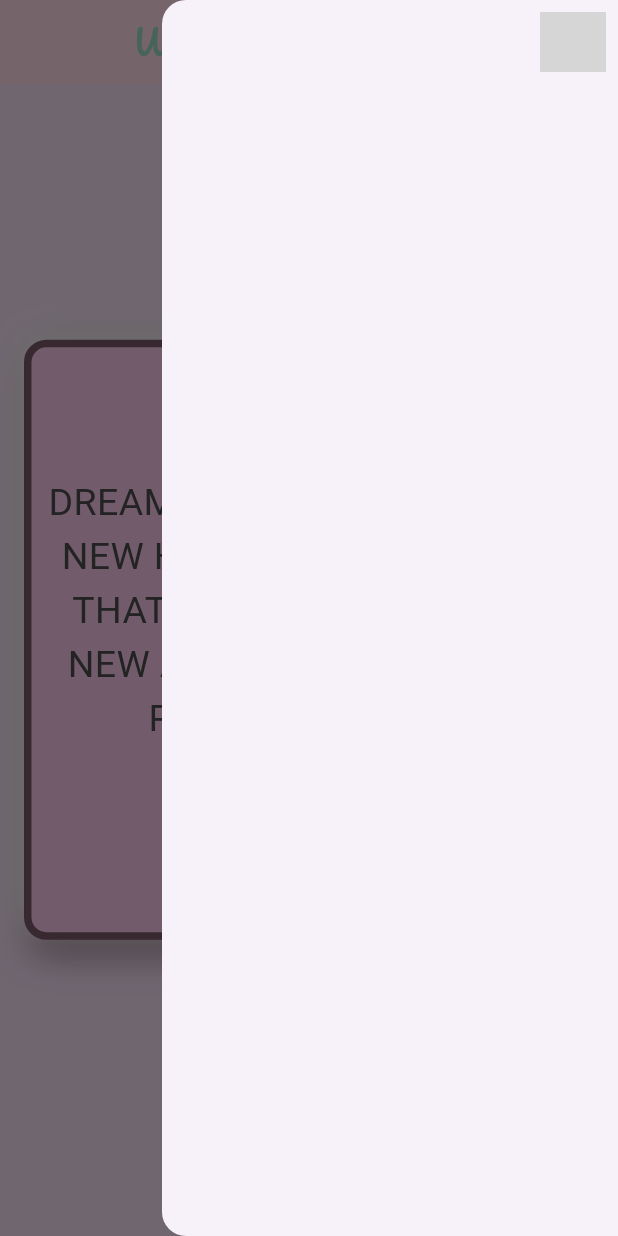
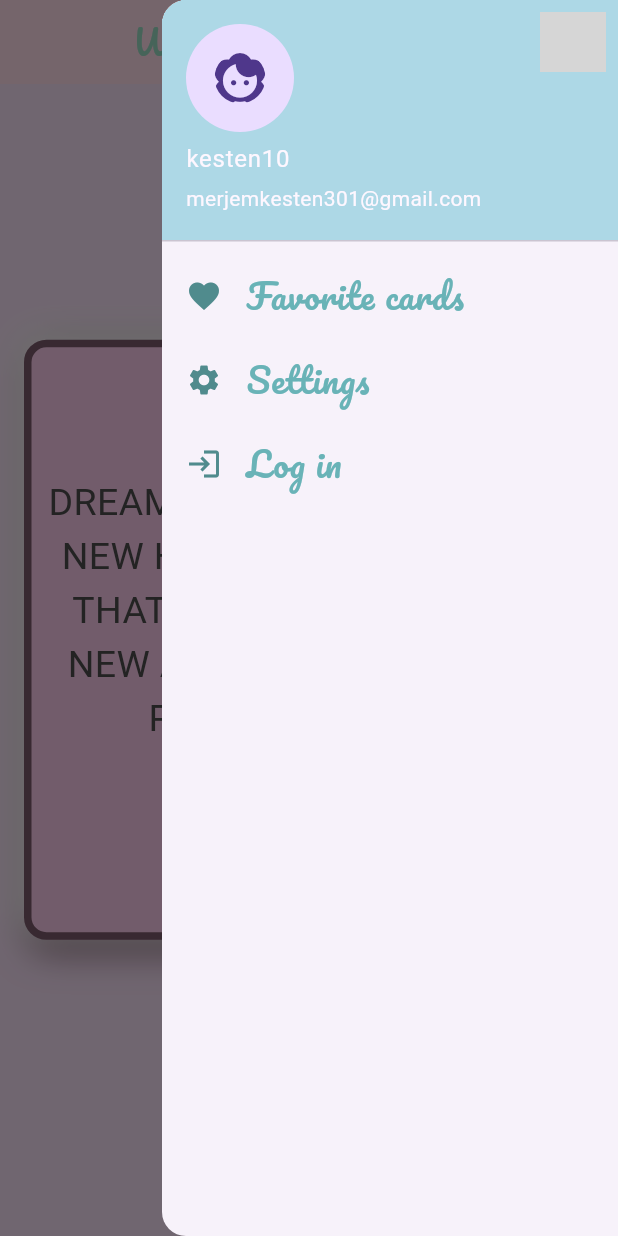
Before and after one commit to kesten10/Daily-Distractions, a Flutter app: the screen it shows after launch, with the side drawer open, on a phone screen of 412 x 824 dp. Run offline on Flutter 3.47's test engine with Material 3 defaults, Android fonts, the phone set to English and light mode, and no system bars; Roboto replaces fonts that are missing (Prociono); grey boxes are pictures that could not be loaded.

Commit message:
navbar edit

```diff
--- a/lib/navbar.dart
+++ b/lib/navbar.dart
@@ -1,4 +1,8 @@
 import 'package:flutter/material.dart';
+
+const String kFontFamily = 'Pacifico';
+const double kFontSize = 23.0;
+const Color kIconColor = Color.fromRGBO(80, 139, 141, 1);
 
 class NavBar extends StatelessWidget {
   const NavBar({super.key});
@@ -6,7 +10,70 @@ class NavBar extends StatelessWidget {
   @override
   Widget build(BuildContext context) {
     return Drawer(
-      //inside nav bar staff like log in, favorits, etc
+      child: Theme(
+        data: Theme.of(context).copyWith(
+          listTileTheme: const ListTileThemeData(
+            textColor: Color.fromRGBO(105, 179, 183, 1),
+          ),
+        ),
+        child: ListView(
+          padding: EdgeInsets.zero,
+          children: [
+            const UserAccountsDrawerHeader(
+              accountName: Text('kesten10'),
+              accountEmail: Text('merjemkesten301@gmail.com'),
+              currentAccountPicture: CircleAvatar(
+                child: ClipOval(
+                  child: Icon(
+                    Icons.face_2,
+                    size: 34.0,
+                  ),
+                ),
+              ),
+              decoration: BoxDecoration(
+                color: Color.fromRGBO(173, 216, 230, 1.0),
+              ),
+            ),
+            ListTile(
+              leading: const Icon(
+                Icons.favorite,
+                color: kIconColor,),
+              title: const Text(
+                'Favorite cards',
+                style: TextStyle(
+                fontFamily: kFontFamily,
+                fontSize: kFontSize,
+              ),
+                ),
+              onTap: () => null,
+            ),
+            ListTile(
+              leading: const Icon(
+                Icons.settings,
+                color: kIconColor,
+              ),
+              title: const Text('Settings',
+                style: TextStyle(
+                fontFamily: kFontFamily,
+                fontSize: kFontSize,
+              ),),
+              onTap: () => null,
+            ),
+            ListTile(
+              leading: const Icon(
+                Icons.login,
+                color: kIconColor,
+                ),
+              title: const Text('Log in',
+                style: TextStyle(
+                fontFamily: kFontFamily,
+                fontSize: kFontSize,
+              ),),
+              onTap: () => null,
+            ),
+          ],
+        ),
+      ),
     );
   }
 }
--- a/lib/quote.dart
+++ b/lib/quote.dart
@@ -1,12 +1,16 @@
 import 'package:flutter/material.dart';
 
-class MainPart extends StatelessWidget {
+class MainPart extends StatefulWidget {
   const MainPart({super.key});
 
   @override
+  _MainPartState createState() => _MainPartState();
+}
+
+class _MainPartState extends State<MainPart> {
+  @override
   Widget build(BuildContext context) {
     return Container(
-      //alignment: Alignment.topCenter,
       height: 400,
       width: 380,
       decoration: BoxDecoration(
@@ -24,13 +28,13 @@ class MainPart extends StatelessWidget {
             ),
             blurRadius: 20.0,
             spreadRadius: 2.0,
-          ), //BoxShadow
+          ), // BoxShadow
           BoxShadow(
             color: Colors.white,
             offset: const Offset(-4.0, -4.0),
             blurRadius: 20.0,
             spreadRadius: 2.0,
-          ), //BoxShadow
+          ), // BoxShadow
         ],
         color: const Color.fromARGB(255, 248, 201, 234),
       ),
@@ -44,14 +48,17 @@ class MainPart extends StatelessWidget {
               fontFamily: 'Prociono',
               color: Color.fromRGBO(77, 77, 77, 1),
               fontSize: 25,
-              )),
+            ),
+          ),
           SizedBox(height: 15),
-          Text("Dream Decoder",
+          Text(
+            "Dream Decoder",
             style: TextStyle(
               color: const Color.fromARGB(201, 31, 87, 33),
               fontSize: 16,
               fontStyle: FontStyle.italic,
-              )),
+            ),
+          ),
         ],
       ),
     );
```
Lines whose indentation alone changed are shown as unchanged.
